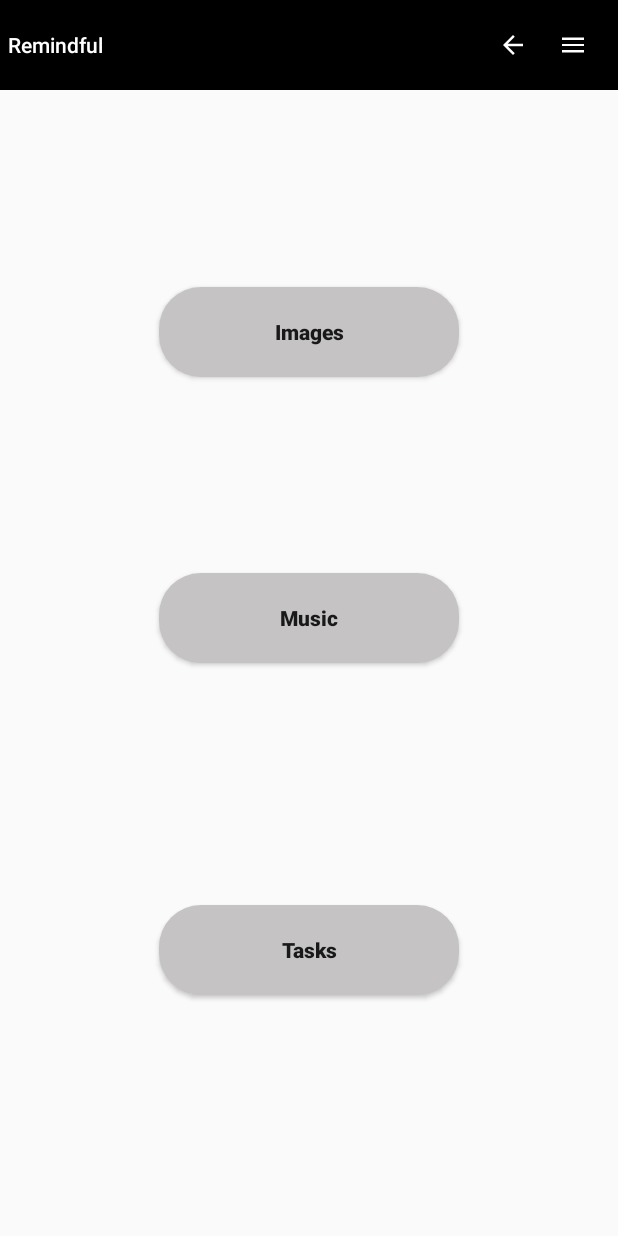
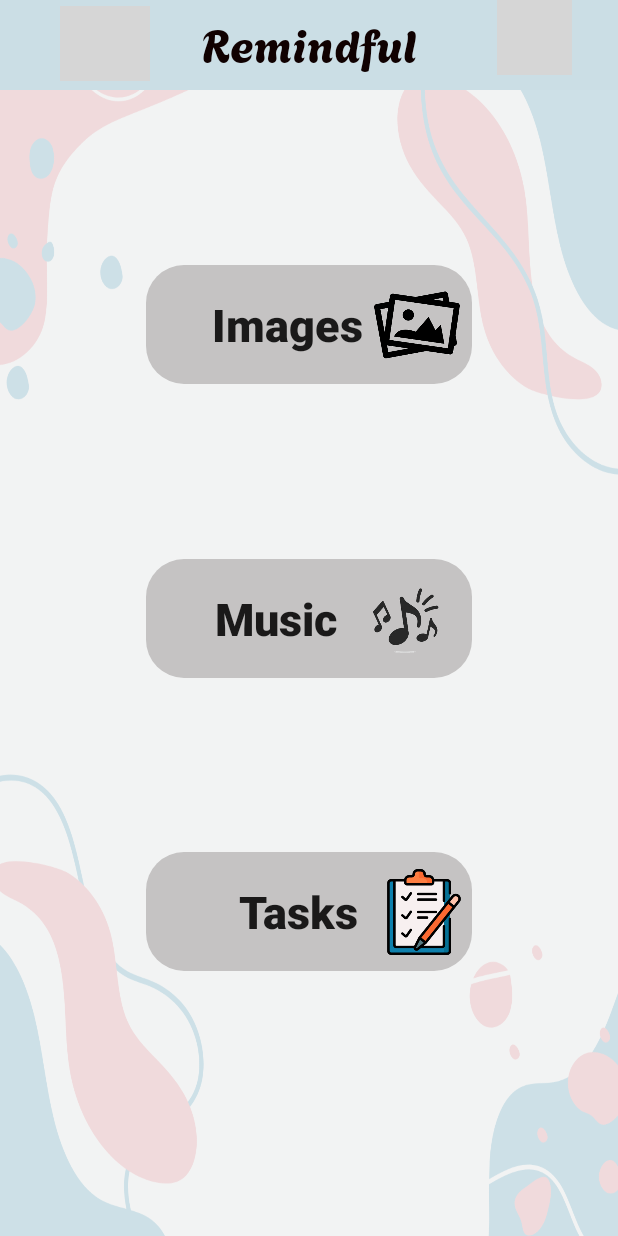
Before and after one commit to aryan-seth-sfu/the-Remindful, an Android app: the Menu screen opened directly, with no data from a screen before it, on a phone screen of 412 x 824 dp. Run offline under Robolectric (Android 15) with nearby library versions, the phone set to English and light mode, and no system bars; Roboto replaces fonts that are not available here; grey boxes are pictures that could not be loaded.

Commit message:
Updated UI pt4 of menu & imagebrowsing

```diff
--- a/app/src/main/res/layout/activity_main.xml
+++ b/app/src/main/res/layout/activity_main.xml
@@ -55,7 +55,7 @@
         android:scaleType="fitCenter"
         android:text="Remindful"
         android:textAlignment="center"
-        android:textColor="#FFFFFF"
+        android:textColor="#120303"
         android:textSize="30sp"
         android:textStyle="normal"
         app:layout_constraintEnd_toEndOf="parent"
@@ -64,9 +64,9 @@
 
     <ImageButton
         android:id="@+id/menu_button"
-        android:layout_width="60dp"
-        android:layout_height="60dp"
-        android:src="@drawable/baseline_menu_20"
+        android:layout_width="50dp"
+        android:layout_height="50dp"
+        android:src="@drawable/taskbarblack"
         android:padding="0dp"
         android:scaleType="fitCenter"
         android:layout_marginStart="300dp"
@@ -83,7 +83,7 @@
         android:id="@+id/back_button"
         android:layout_width="60dp"
         android:layout_height="50dp"
-        android:src="@drawable/baseline_arrow_back_20"
+        android:src="@drawable/backbuttoninblack"
         android:padding="0dp"
         android:scaleType="fitStart"
         android:layout_marginStart="40dp"
--- a/app/src/main/res/layout/menu.xml
+++ b/app/src/main/res/layout/menu.xml
@@ -4,78 +4,114 @@
     android:layout_width="match_parent"
     android:layout_height="match_parent">
 
+    <ImageView
+        android:id="@+id/imageView4"
+        android:layout_width="0dp"
+        android:layout_height="0dp"
+        android:background="@null"
+        android:scaleType="fitXY"
+        app:layout_constraintBottom_toBottomOf="parent"
+        app:layout_constraintEnd_toEndOf="parent"
+        app:layout_constraintStart_toStartOf="parent"
+        app:layout_constraintTop_toTopOf="parent"
+        app:srcCompat="@drawable/bgoflaunch" />
     <View
         android:id="@+id/view"
         android:layout_width="match_parent"
         android:layout_height="60dp"
-        android:background="@color/black"
+        android:background="#CBDEE5"
         app:layout_constraintEnd_toEndOf="parent"
         app:layout_constraintStart_toStartOf="parent"
         app:layout_constraintTop_toTopOf="parent" />
 
     <TextView
+        android:layout_width="170dp"
+        android:layout_height="44dp"
         android:id="@+id/Home"
-        android:layout_width="70dp"
-        android:layout_height="20dp"
-        android:layout_marginStart="5dp"
-        android:layout_marginTop="20dp"
+        android:layout_marginTop="5dp"
+        android:fontFamily="@font/agbalumoreg"
+        android:padding="0dp"
+        android:scaleType="fitCenter"
         android:text="Remindful"
-        android:textColor="#FFFFFF"
+        android:textAlignment="center"
+        android:textColor="#100101"
+        android:textSize="30sp"
+        android:textStyle="normal"
+        app:layout_constraintEnd_toEndOf="parent"
         app:layout_constraintStart_toStartOf="parent"
-        app:layout_constraintTop_toTopOf="parent"
-        android:textStyle="normal"
-        android:fontFamily="sans-serif-medium" />
+        app:layout_constraintTop_toTopOf="parent" />
 
     <ImageButton
         android:id="@+id/menu_button"
-        android:layout_width="20dp"
-        android:layout_height="20dp"
-        android:layout_marginTop="20dp"
-        android:layout_marginEnd="20dp"
-        android:contentDescription="Menu Icon"
-        android:src="@drawable/baseline_menu_20"
-        app:layout_constraintEnd_toEndOf="@+id/view"
+        android:layout_width="50dp"
+        android:layout_height="50dp"
+        android:src="@drawable/taskbarblack"
+        android:padding="0dp"
+        android:scaleType="fitCenter"
+        android:layout_marginStart="300dp"
+        android:layout_marginTop="0dp"
+        app:layout_constraintEnd_toEndOf="parent"
+        app:layout_constraintStart_toStartOf="parent"
         app:layout_constraintTop_toTopOf="parent"
-        android:background="@color/black"/>
+        android:visibility="visible"
+        android:background="@null"/>
 
     <ImageButton
         android:id="@+id/back_button"
-        android:layout_width="20dp"
-        android:layout_height="20dp"
-        android:layout_marginTop="20dp"
-        android:layout_marginEnd="20dp"
-        android:src="@drawable/baseline_arrow_back_20"
-        app:layout_constraintEnd_toStartOf="@+id/menu_button"
+        android:layout_width="60dp"
+        android:layout_height="50dp"
+        android:src="@drawable/backbuttoninblack"
+        android:padding="0dp"
+        android:scaleType="fitStart"
+        android:layout_marginStart="40dp"
+        android:layout_marginTop="4dp"
+        app:layout_constraintStart_toStartOf="parent"
         app:layout_constraintTop_toTopOf="parent"
-        android:background="@color/black"/>
+        android:background="@null"/>
 
     <Button
         android:backgroundTint="@color/light_gray"
         android:id="@+id/musicSettingButton"
-        android:layout_width="200dp"
-        android:layout_height="60dp"
+        android:layout_height="79dp"
+        android:layout_width="217dp"
+        app:layout_constraintBottom_toBottomOf="parent"
+        app:layout_constraintEnd_toEndOf="parent"
+        app:layout_constraintStart_toStartOf="parent"
         app:layout_constraintTop_toTopOf="parent"
-        app:layout_constraintBottom_toBottomOf="parent"
-        app:layout_constraintStart_toStartOf="parent"
-        app:layout_constraintEnd_toEndOf="parent"
-        android:background="@drawable/rounded_button"
+        android:background="@drawable/roundstyle"
+        android:stateListAnimator="@animator/button_press_animation"
         app:layout_constraintTop_toBottomOf="@+id/view"
-        android:text="Music"
+        android:text="Music      "
+        android:textSize="30sp"
         android:textStyle="bold"
         android:fontFamily="sans-serif-medium"
         android:textAllCaps="false"
         android:visibility="visible"
         />
+    <ImageView
+        android:id="@+id/musiciconView2"
+        android:layout_width="89dp"
+        android:layout_height="81dp"
+        android:background="@null"
+        app:layout_constraintBottom_toBottomOf="@id/musicSettingButton"
+        app:layout_constraintEnd_toEndOf="@id/musicSettingButton"
+        app:layout_constraintHorizontal_bias="1.0"
+        app:layout_constraintStart_toStartOf="@id/musicSettingButton"
+        app:layout_constraintTop_toTopOf="@id/musicSettingButton"
+        app:layout_constraintVertical_bias="0.666"
+        app:srcCompat="@drawable/musiciconlaunch" />
 
     <Button
         android:id="@+id/imageSettingButton"
-        android:layout_width="200dp"
-        android:layout_height="60dp"
-        android:background="@drawable/rounded_button"
+        android:layout_width="217dp"
+        android:layout_height="79dp"
+        android:background="@drawable/roundstyle"
         android:fontFamily="sans-serif-medium"
-        android:text="Images"
+        android:text="Images    "
+        android:stateListAnimator="@animator/button_press_animation"
         android:textAllCaps="false"
         android:textStyle="bold"
+        android:textSize="30sp"
         android:backgroundTint="@color/light_gray"
         app:layout_constraintBottom_toTopOf="@+id/musicSettingButton"
         app:layout_constraintTop_toBottomOf="@+id/view"
@@ -83,19 +119,47 @@
         app:layout_constraintEnd_toEndOf="parent"
         android:visibility="visible"/>
 
+    <ImageView
+        android:id="@+id/imageiconView"
+        android:layout_width="64dp"
+        android:layout_height="57dp"
+        android:background="@null"
+        app:layout_constraintBottom_toBottomOf="@id/imageSettingButton"
+        app:layout_constraintEnd_toEndOf="@id/imageSettingButton"
+        app:layout_constraintHorizontal_bias="0.968"
+        app:layout_constraintStart_toStartOf="@id/imageSettingButton"
+        app:layout_constraintTop_toTopOf="@id/imageSettingButton"
+        app:srcCompat="@drawable/imagesicon" />
+
     <Button
+        android:id="@+id/taskSettingButton"
+        android:layout_width="217dp"
+        android:layout_height="79dp"
+        android:background="@drawable/roundstyle"
         android:backgroundTint="@color/light_gray"
-        android:id="@+id/taskSettingButton"
-        android:layout_width="200dp"
-        android:layout_height="60dp"
-        android:background="@drawable/rounded_button"
         android:fontFamily="sans-serif-medium"
-        android:text="Tasks"
+        android:stateListAnimator="@animator/button_press_animation"
+        android:text="Tasks  "
         android:textAllCaps="false"
+        android:textSize="30sp"
         android:textStyle="bold"
+        android:visibility="visible"
         app:layout_constraintBottom_toBottomOf="parent"
         app:layout_constraintEnd_toEndOf="parent"
         app:layout_constraintStart_toStartOf="parent"
         app:layout_constraintTop_toBottomOf="@+id/musicSettingButton"
-        android:visibility="visible"/>
+        app:layout_constraintVertical_bias="0.396" />
+
+    <ImageView
+        android:id="@+id/taskiconView2"
+        android:layout_width="64dp"
+        android:layout_height="57dp"
+        android:background="@null"
+        app:layout_constraintBottom_toBottomOf="@id/taskSettingButton"
+        app:layout_constraintEnd_toEndOf="@id/taskSettingButton"
+        app:layout_constraintHorizontal_bias="1.0"
+        app:layout_constraintStart_toStartOf="@id/taskSettingButton"
+        app:layout_constraintTop_toTopOf="@id/taskSettingButton"
+        app:layout_constraintVertical_bias="0.518"
+        app:srcCompat="@drawable/taskicon" />
 </androidx.constraintlayout.widget.ConstraintLayout>
```
